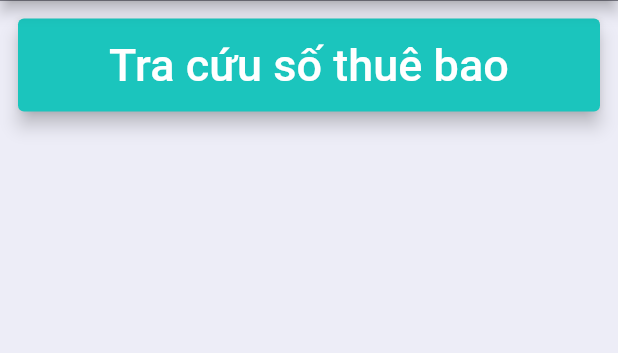
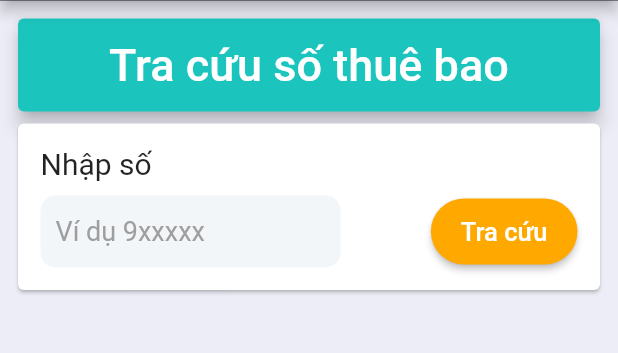
Before and after one commit to nguyenthegiang/projectMobifone_mobile, a Flutter app: the screen it shows after launch, on a phone screen of 412 x 824 dp, the part 82-435 px from its top. Run offline on Flutter 3.47's test engine with Material 2 defaults, Android fonts, the phone set to English and light mode, and no system bars; our stand-ins replace syncfusion_flutter_charts.

Commit message:
LookUpDisplay Screen UI - Input Field

```diff
--- a/lib/Widget/lookup_display_screen/input_field.dart
+++ b/lib/Widget/lookup_display_screen/input_field.dart
@@ -6,6 +6,73 @@ class InputField extends StatelessWidget {
 
   @override
   Widget build(BuildContext context) {
-    return Container();
+    return Container(
+      child: Card(
+        child: Padding(
+          padding: const EdgeInsets.all(15),
+          child: Column(
+            crossAxisAlignment: CrossAxisAlignment.start,
+            children: [
+              //title
+              Text(
+                'Nhập số',
+                style: TextStyle(fontSize: 20),
+              ),
+              Row(
+                mainAxisAlignment: MainAxisAlignment.spaceBetween,
+                children: [
+                  Form(
+                    child: Container(
+                      margin: EdgeInsets.only(top: 10),
+                      width: 200,
+                      //Input field
+                      child: TextFormField(
+                        //chỉ nhập số
+                        keyboardType: TextInputType.number,
+                        //style
+                        style: TextStyle(fontSize: 18),
+                        decoration: InputDecoration(
+                          hintText: 'Ví dụ 9xxxxx',
+                          hintStyle: TextStyle(color: Colors.grey),
+                          contentPadding: EdgeInsets.all(10),
+                          border: OutlineInputBorder(
+                            borderRadius: BorderRadius.circular(10),
+                            borderSide: BorderSide.none,
+                          ),
+                          //background color
+                          fillColor: Color.fromARGB(255, 243, 246, 249),
+                          filled: true,
+                        ),
+                      ),
+                    ),
+                  ),
+                  Container(
+                    margin: EdgeInsets.only(top: 10),
+                    //Submit button
+                    child: ElevatedButton(
+                      child: Text(
+                        'Tra cứu',
+                        style: TextStyle(fontSize: 17),
+                      ),
+                      onPressed: () {},
+                      style: ElevatedButton.styleFrom(
+                        primary: Color.fromARGB(255, 255, 168, 0),
+                        padding: EdgeInsets.symmetric(
+                          horizontal: 20,
+                          vertical: 12,
+                        ),
+                        shape: RoundedRectangleBorder(
+                          borderRadius: BorderRadius.circular(32),
+                        ),
+                      ),
+                    ),
+                  ),
+                ],
+              ),
+            ],
+          ),
+        ),
+      ),
+    );
   }
 }
```
